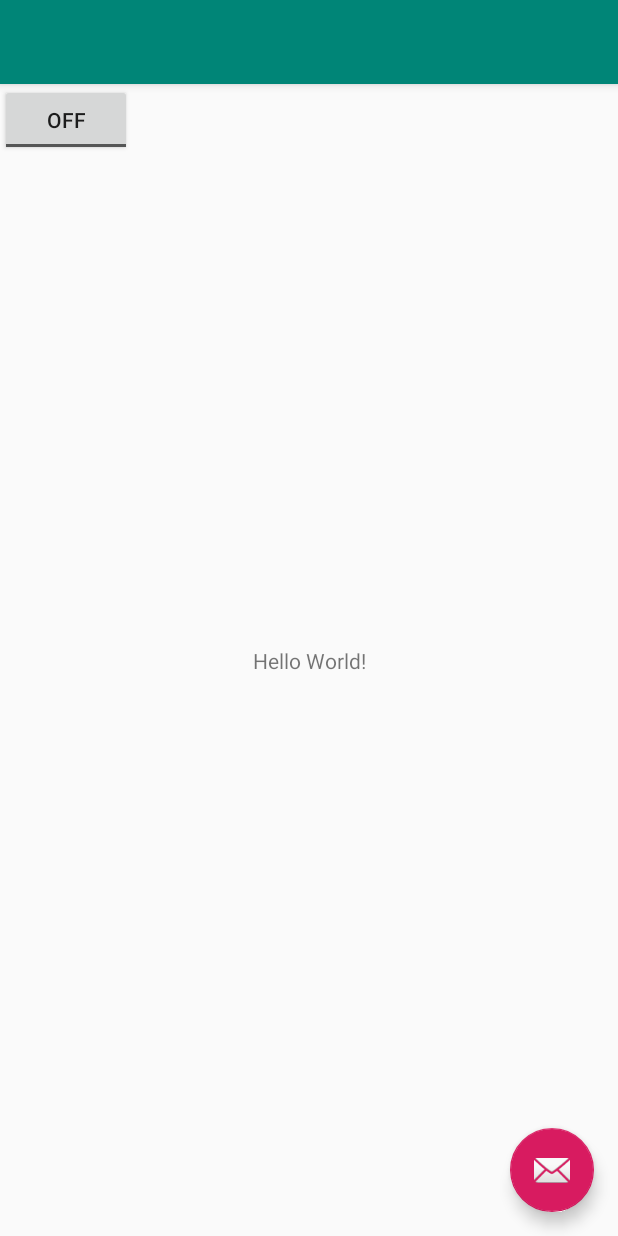
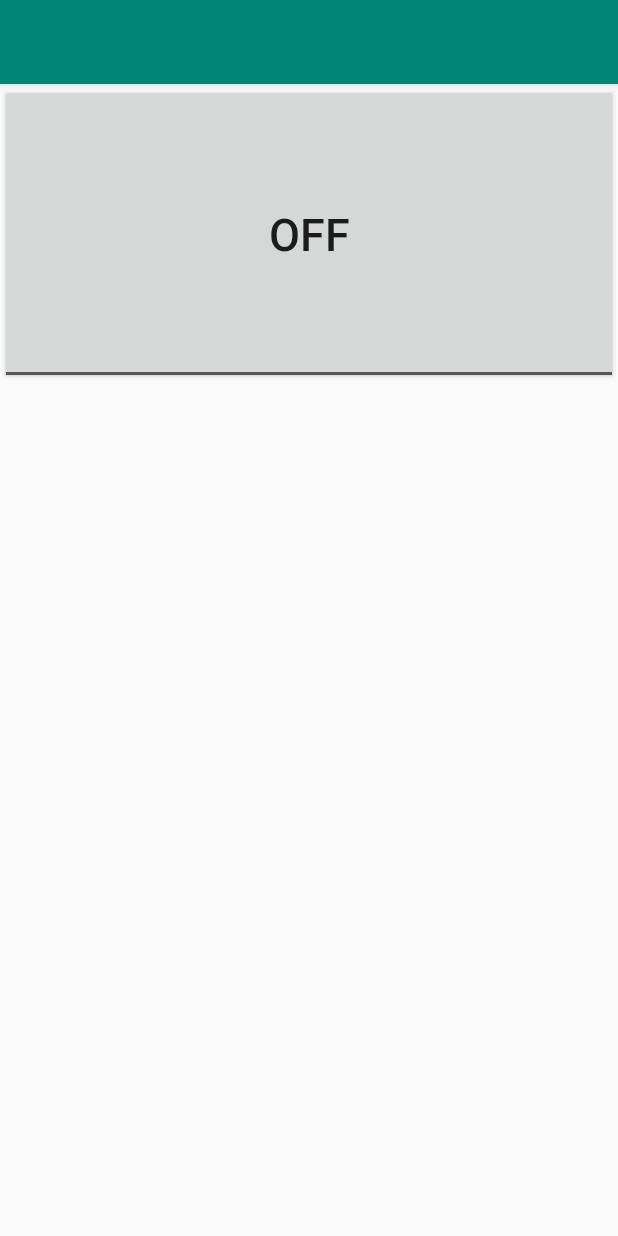
Before and after one commit to Andrey-Svetlichny/Sunrise, an Android app: the layout activity_main.xml on its own in the app's theme, with its tools: preview values and no code run, on a phone screen of 412 x 824 dp. Run offline under Robolectric (Android 15) with nearby library versions, the phone set to English and light mode, and no system bars.

Commit message:
Two way communication over BT

```diff
--- a/SunriseAndroid/app/src/main/res/layout/activity_main.xml
+++ b/SunriseAndroid/app/src/main/res/layout/activity_main.xml
@@ -22,12 +22,4 @@
 
     <include layout="@layout/content_main" />
 
-    <com.google.android.material.floatingactionbutton.FloatingActionButton
-        android:id="@+id/fab"
-        android:layout_width="wrap_content"
-        android:layout_height="wrap_content"
-        android:layout_gravity="bottom|end"
-        android:layout_margin="@dimen/fab_margin"
-        app:srcCompat="@android:drawable/ic_dialog_email" />
-
 </androidx.coordinatorlayout.widget.CoordinatorLayout>
--- a/SunriseAndroid/app/src/main/res/layout/content_main.xml
+++ b/SunriseAndroid/app/src/main/res/layout/content_main.xml
@@ -8,19 +8,24 @@
     tools:context=".MainActivity"
     tools:showIn="@layout/activity_main">
 
+    <ToggleButton
+        android:id="@+id/toggleButton"
+        android:layout_width="match_parent"
+        android:layout_height="200dp"
+        android:height="50dp"
+        android:textSize="30sp"
+        app:layout_constraintTop_toTopOf="parent" />
+
     <TextView
+        android:id="@+id/logTextView"
         android:layout_width="wrap_content"
         android:layout_height="wrap_content"
-        android:text="Hello World!"
         app:layout_constraintBottom_toBottomOf="parent"
+        app:layout_constraintEnd_toEndOf="parent"
         app:layout_constraintLeft_toLeftOf="parent"
         app:layout_constraintRight_toRightOf="parent"
-        app:layout_constraintTop_toTopOf="parent" />
-
-    <ToggleButton
-        android:id="@+id/toggleButton"
-        android:layout_width="wrap_content"
-        android:layout_height="wrap_content"
-        android:text="ToggleButton" />
+        app:layout_constraintStart_toStartOf="parent"
+        app:layout_constraintTop_toBottomOf="@+id/toggleButton"
+        app:layout_constraintVertical_bias="0.0" />
 
 </androidx.constraintlayout.widget.ConstraintLayout>
```
Also changed, not shown: SunriseAndroid/app/src/main/java/com/svetlichny/sunrise/BTLink.java (+91 -29 lines), SunriseAndroid/app/src/main/java/com/svetlichny/sunrise/MainActivity.java (+38 -63 lines), 1 other file.
